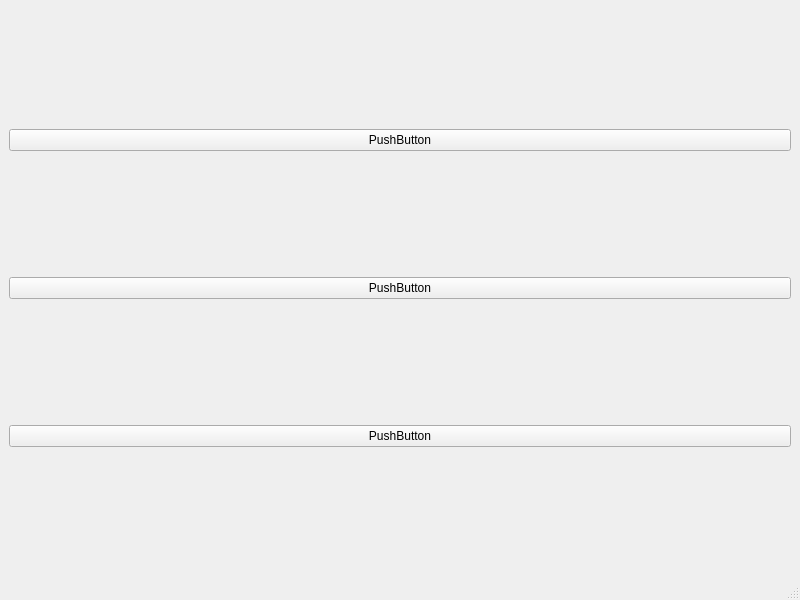
letMeThinkAboutIt/learnQt, file qss/MainWindow.ui: the form before one commit.
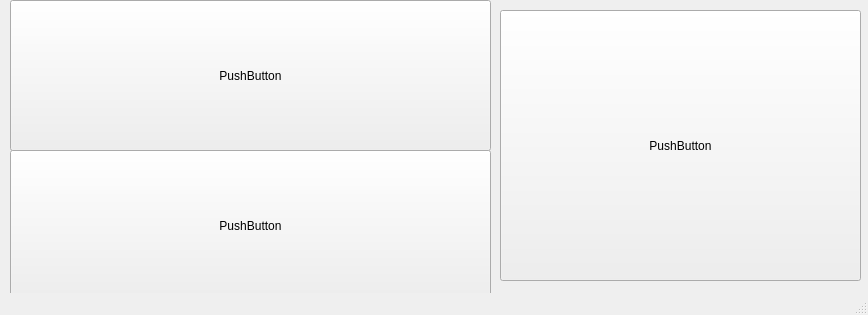
The form after the commit.

Commit message: brush gradient

Patch:
```diff
--- a/qss/MainWindow.ui
+++ b/qss/MainWindow.ui
@@ -6,37 +6,53 @@
    <rect>
     <x>0</x>
     <y>0</y>
-    <width>800</width>
-    <height>600</height>
+    <width>868</width>
+    <height>315</height>
    </rect>
   </property>
   <property name="windowTitle">
    <string>MainWindow</string>
   </property>
   <widget class="QWidget" name="centralwidget">
-   <layout class="QGridLayout" name="gridLayout_2">
-    <item row="1" column="0">
-     <widget class="QPushButton" name="pushButton_2">
-      <property name="text">
-       <string>PushButton</string>
-      </property>
-     </widget>
-    </item>
-    <item row="2" column="0">
      <widget class="QPushButton" name="pushButton">
+    <property name="geometry">
+     <rect>
+      <x>10</x>
+      <y>0</y>
+      <width>481</width>
+      <height>151</height>
+     </rect>
+    </property>
       <property name="text">
        <string>PushButton</string>
       </property>
      </widget>
-    </item>
-    <item row="0" column="0">
+   <widget class="QPushButton" name="pushButton_2">
+    <property name="geometry">
+     <rect>
+      <x>10</x>
+      <y>150</y>
+      <width>481</width>
+      <height>151</height>
+     </rect>
+    </property>
+    <property name="text">
+     <string>PushButton</string>
+    </property>
+   </widget>
      <widget class="QPushButton" name="pushButton_3">
+    <property name="geometry">
+     <rect>
+      <x>500</x>
+      <y>10</y>
+      <width>361</width>
+      <height>271</height>
+     </rect>
+    </property>
       <property name="text">
        <string>PushButton</string>
       </property>
      </widget>
-    </item>
-   </layout>
   </widget>
   <widget class="QMenuBar" name="menubar">
    <property name="geometry">
```
Left out of the diff: 2 changed lines with no effect on the pictures. Lines whose indentation alone changed are shown as unchanged. The commit also changes 1 other file.
